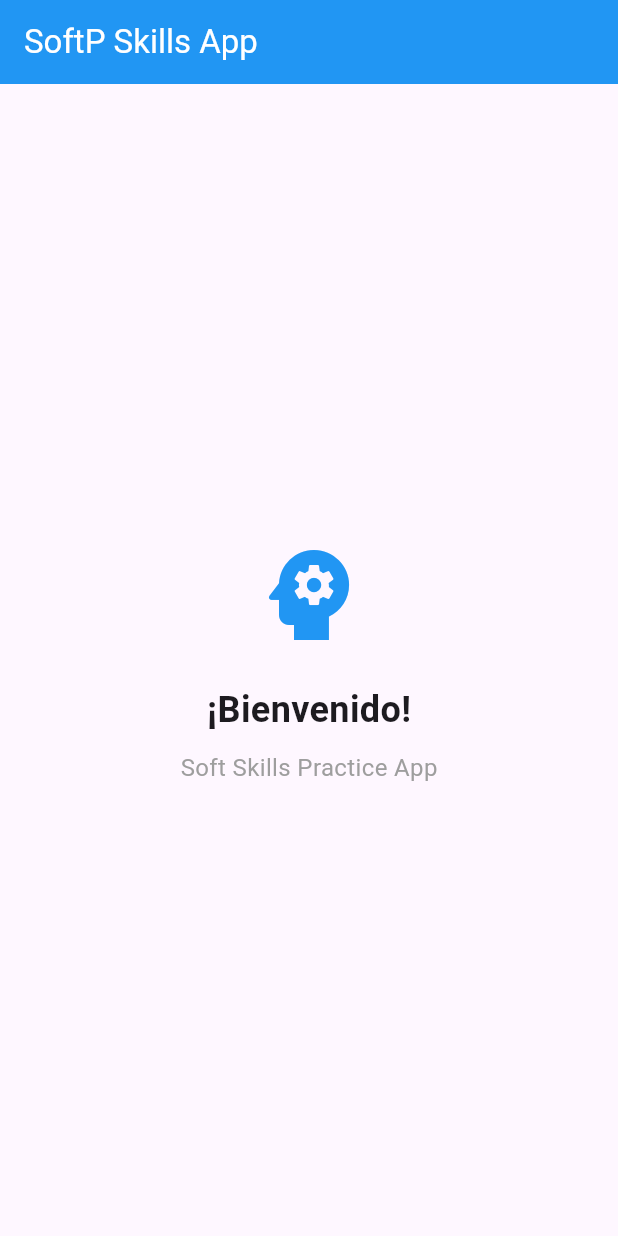
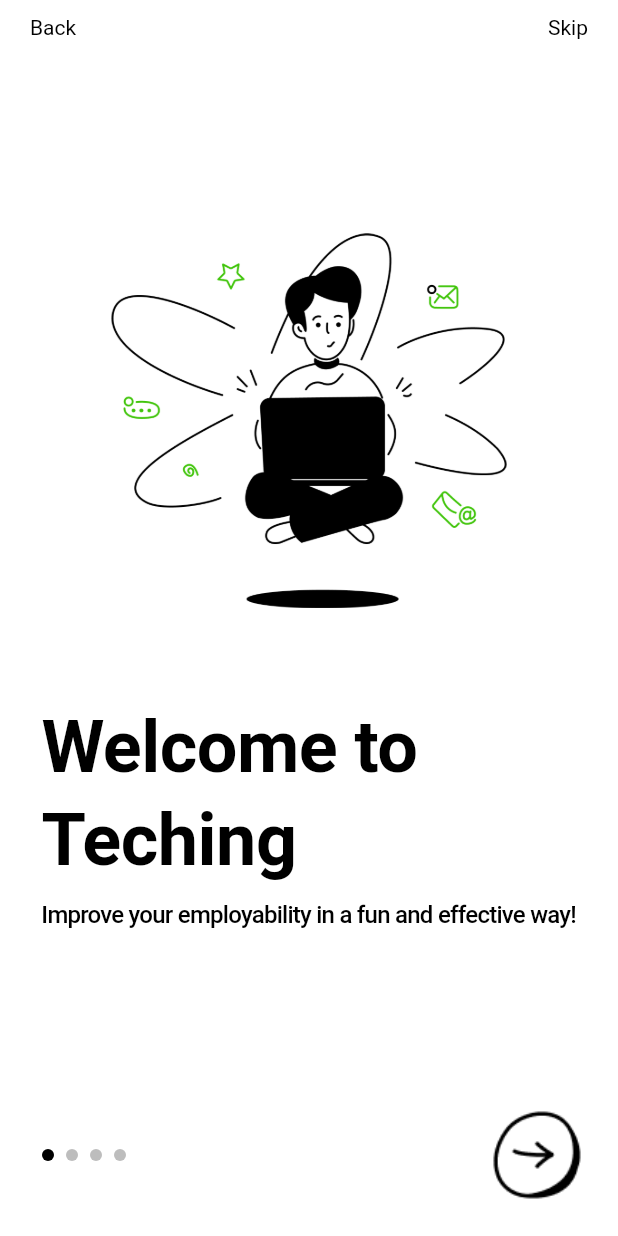
Before and after one commit to Villalobos14/apptechinng, a Flutter app: the screen it shows after launch, on a phone screen of 412 x 824 dp. Run offline on Flutter 3.47's test engine with Material 3 defaults, Android fonts, the light colour scheme and no system bars; our stand-ins replace dio; Roboto replaces fonts that are missing (Poppins).

Commit message:
ui(onboarding): modularize UI components and use AppTextStyles

```diff
--- /dev/null
+++ b/lib/features/onboarding/presentation/pages/onboarding_screen.dart
@@ -0,0 +1,122 @@
+import 'package:flutter/material.dart';
+import 'package:techinng/shared/styles/app_text_styles.dart';
+import 'package:techinng/features/onboarding/presentation/widgets/onboarding_image.dart';
+import 'package:techinng/features/onboarding/presentation/widgets/onboarding_text.dart';
+import 'package:techinng/features/onboarding/presentation/widgets/onboarding_progress.dart';
+
+class OnboardingScreen extends StatefulWidget {
+  const OnboardingScreen({super.key});
+
+  @override
+  State<OnboardingScreen> createState() => _OnboardingScreenState();
+}
+
+class _OnboardingScreenState extends State<OnboardingScreen> {
+  final PageController _controller = PageController();
+  int _currentPage = 0;
+
+  final List<Map<String, String>> onboardingData = [
+    {
+      'image': 'assets/images/boar1.png',
+      'title': 'Welcome to\nTeching',
+      'subtitle': 'Improve your employability in a fun and effective way!',
+    },
+    {
+      'image': 'assets/images/boar2.png',
+      'title': 'Learn by\nDoing',
+      'subtitle': 'Complete real-world challenges and projects that prepare you for the tech industry.',
+    },
+    {
+      'image': 'assets/images/boar3.png',
+      'title': 'Personalized\nLearning',
+      'subtitle': 'Get tailored content based on your interests, skills, and career goals.',
+    },
+    {
+      'image': 'assets/images/boar4.png',
+      'title': 'Track Your\nGrowth',
+      'subtitle': 'Visualize your progress, celebrate achievements, and stay motivated every step of the way.',
+    },
+  ];
+
+  void _nextPage() {
+    if (_currentPage < onboardingData.length - 1) {
+      _controller.nextPage(duration: const Duration(milliseconds: 300), curve: Curves.easeInOut);
+    } else {
+      Navigator.pushReplacementNamed(context, '/login');
+    }
+  }
+
+  void _previousPage() {
+    if (_currentPage > 0) {
+      _controller.previousPage(duration: const Duration(milliseconds: 300), curve: Curves.easeInOut);
+    }
+  }
+
+  void _handleTap(TapUpDetails details) {
+    final width = MediaQuery.of(context).size.width;
+    final dx = details.localPosition.dx;
+
+    if (dx < width / 2) {
+      _previousPage();
+    } else {
+      _nextPage();
+    }
+  }
+
+  @override
+  Widget build(BuildContext context) {
+    return Scaffold(
+      backgroundColor: Colors.white,
+      body: SafeArea(
+        child: Stack(
+          children: [
+            Positioned.fill(
+              child: GestureDetector(
+                behavior: HitTestBehavior.translucent,
+                onTapUp: _handleTap,
+              ),
+            ),
+            Column(
+              children: [
+                // Encabezado (Back y Skip)
+                Padding(
+                  padding: const EdgeInsets.symmetric(horizontal: 20.0, vertical: 10),
+                  child: Row(
+                    mainAxisAlignment: MainAxisAlignment.spaceBetween,
+                    children: [
+                      Text("Back", style: AppTextStyles.labelSmall),
+                      Text("Skip", style: AppTextStyles.labelSmall),
+                    ],
+                  ),
+                ),
+
+                const Spacer(flex: 2),
+
+                // Imagen dinámica
+                OnboardingImage(
+                  controller: _controller,
+                  onboardingData: onboardingData,
+                  onPageChanged: (index) => setState(() => _currentPage = index),
+                ),
+
+                const Spacer(),
+
+                // Textos dinámicos
+                OnboardingTexts(data: onboardingData[_currentPage]),
+
+                const Spacer(flex: 2),
+
+                // Progreso e ícono siguiente
+                OnboardingProgress(
+                  currentPage: _currentPage,
+                  totalPages: onboardingData.length,
+                  onNext: _nextPage,
+                )
+              ],
+            ),
+          ],
+        ),
+      ),
+    );
+  }
+}
--- /dev/null
+++ b/lib/features/onboarding/presentation/widgets/onboarding_image.dart
@@ -0,0 +1,31 @@
+import 'package:flutter/material.dart';
+
+class OnboardingImage extends StatelessWidget {
+  final PageController controller;
+  final List<Map<String, String>> onboardingData;
+  final Function(int) onPageChanged;
+
+  const OnboardingImage({
+    super.key,
+    required this.controller,
+    required this.onboardingData,
+    required this.onPageChanged,
+  });
+
+  @override
+  Widget build(BuildContext context) {
+    return SizedBox(
+      height: 250,
+      child: PageView.builder(
+        controller: controller,
+        itemCount: onboardingData.length,
+        onPageChanged: onPageChanged,
+        physics: const NeverScrollableScrollPhysics(),
+        itemBuilder: (_, index) => Image.asset(
+          onboardingData[index]['image']!,
+          fit: BoxFit.contain,
+        ),
+      ),
+    );
+  }
+}
--- /dev/null
+++ b/lib/features/onboarding/presentation/widgets/onboarding_progress.dart
@@ -0,0 +1,50 @@
+import 'package:flutter/material.dart';
+
+class OnboardingProgress extends StatelessWidget {
+  final int currentPage;
+  final int totalPages;
+  final VoidCallback onNext;
+
+  const OnboardingProgress({
+    super.key,
+    required this.currentPage,
+    required this.totalPages,
+    required this.onNext,
+  });
+
+  @override
+  Widget build(BuildContext context) {
+    return Padding(
+      padding: const EdgeInsets.only(left: 24, right: 24, bottom: 24),
+      child: Row(
+        mainAxisAlignment: MainAxisAlignment.spaceBetween,
+        children: [
+          Row(
+            children: List.generate(totalPages, (index) {
+              return Container(
+                width: 8,
+                height: 8,
+                margin: const EdgeInsets.symmetric(horizontal: 4),
+                decoration: BoxDecoration(
+                  color: currentPage == index ? Colors.black : Colors.black26,
+                  shape: BoxShape.circle,
+                ),
+              );
+            }),
+          ),
+          GestureDetector(
+            onTap: onNext,
+            child: SizedBox(
+              width: 60,
+              height: 60,
+              child: Image.asset(
+                'assets/images/flechanext.png',
+                fit: BoxFit.contain,
+              ),
+            ),
+          ),
+        ],
+      ),
+    );
+  }
+}
--- /dev/null
+++ b/lib/features/onboarding/presentation/widgets/onboarding_text.dart
@@ -0,0 +1,23 @@
+import 'package:flutter/material.dart';
+import 'package:techinng/shared/styles/app_text_styles.dart';
+
+class OnboardingTexts extends StatelessWidget {
+  final Map<String, String> data;
+
+  const OnboardingTexts({super.key, required this.data});
+
+  @override
+  Widget build(BuildContext context) {
+    return Padding(
+      padding: const EdgeInsets.symmetric(horizontal: 24.0),
+      child: Column(
+        crossAxisAlignment: CrossAxisAlignment.start,
+        children: [
+          Text(data['title']!, style: AppTextStyles.headlineLarge),
+          const SizedBox(height: 10),
+          Text(data['subtitle']!, style: AppTextStyles.bodyMedium),
+        ],
+      ),
+    );
+  }
+}
--- a/lib/main.dart
+++ b/lib/main.dart
@@ -1,4 +1,7 @@
 import 'package:flutter/material.dart';
+import 'package:techinng/features/onboarding/presentation/pages/onboarding_screen.dart';
+
+
 
 void main() {
   runApp(const MyApp());
@@ -9,35 +12,21 @@
 
   @override
   Widget build(BuildContext context) => MaterialApp(
-    title: 'Soft Skills App',
-    home: Scaffold(
-      appBar: AppBar(
-        title: const Text('SoftP Skills App'),
-        backgroundColor: Colors.blue,
-        foregroundColor: Colors.white,
-      ),
-      body: const Center(
-        child: Column(
-          mainAxisAlignment: MainAxisAlignment.center,
-          children: [
-            Icon(
-              Icons.psychology,
-              size: 80,
-              color: Colors.blue,
-            ),
-            SizedBox(height: 20),
-            Text(
-              '¡Bienvenido!',
-              style: TextStyle(fontSize: 24, fontWeight: FontWeight.bold),
-            ),
-            SizedBox(height: 10),
-            Text(
-              'Soft Skills Practice App',
-              style: TextStyle(fontSize: 16, color: Colors.grey),
-            ),
-          ],
+        debugShowCheckedModeBanner: false,
+        title: 'Soft Skills App',
+        theme: ThemeData(
+          fontFamily: 'Poppins',
+          scaffoldBackgroundColor: Colors.white,
+          colorScheme: ColorScheme.fromSeed(
+            seedColor: Colors.blue,
+            primary: Colors.black,
+            background: Colors.white,
+            brightness: Brightness.light,
+          ),
+          useMaterial3: false,
         ),
-      ),
-    ),
-  );
+        home: const OnboardingScreen(),
+        routes: {
+        },
+      );
 }
--- a/lib/shared/styles/app_text_styles.dart
+++ b/lib/shared/styles/app_text_styles.dart
@@ -0,0 +1,27 @@
+import 'package:flutter/material.dart';
+
+class AppTextStyles {
+  static const TextStyle headlineLarge = TextStyle(
+    fontFamily: 'Poppins',
+    fontWeight: FontWeight.w700,
+    fontSize: 48,
+    height: 1.3,
+    letterSpacing: -0.35,
+    color: Colors.black,
+  );
+
+  static const TextStyle bodyMedium = TextStyle(
+    fontFamily: 'Poppins',
+    fontWeight: FontWeight.w500,
+    fontSize: 16,
+    height: 1.3,
+    letterSpacing: -0.5,
+    color: Colors.black,
+  );
+  static const TextStyle labelSmall = TextStyle(
+    fontFamily: 'Poppins',
+    fontWeight: FontWeight.w400,
+    fontSize: 14,
+    color: Colors.black,
+  );
+}
```
Also changed, not shown: pubspec.yaml (+7 -0 lines), assets/images/boar1.png (added), assets/images/boar2.png (added), assets/images/boar3.png (added), assets/images/boar4.png (added), assets/images/flechanext.png (added).
